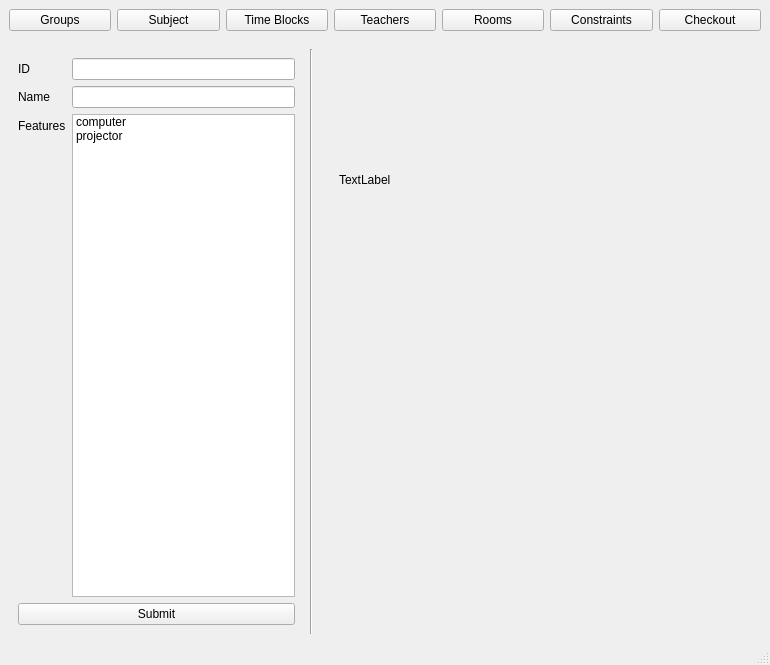
The window that client/workspace/app/mainwindow.ui (ddf172/Planner) describes before a commit, drawn with Qt 5.
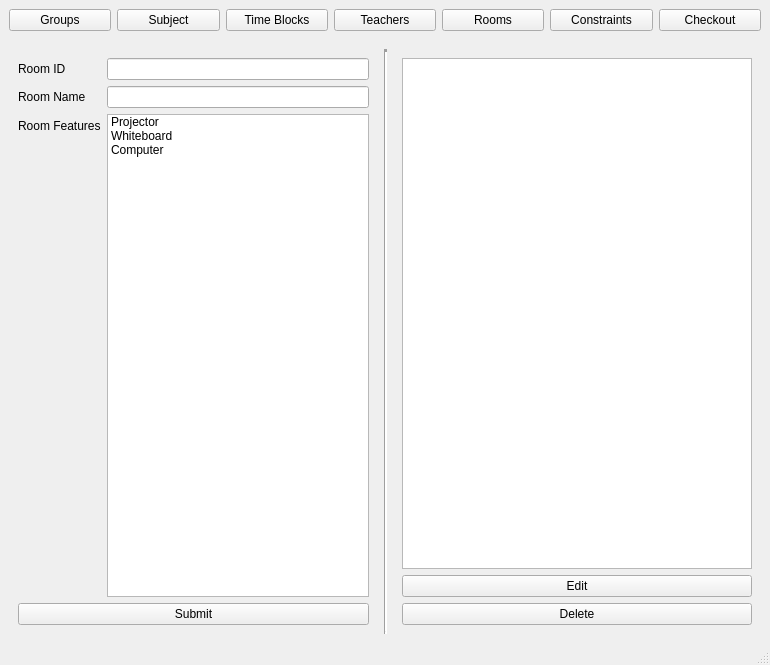
The same window after the commit. The open tabs and pages were chosen to show the change.

Commit message: add rooms preview

The edit to the form file:
```diff
--- a/client/workspace/app/mainwindow.ui
+++ b/client/workspace/app/mainwindow.ui
@@ -311,7 +311,7 @@
        </layout>
       </widget>
       <widget class="QWidget" name="roomsPage">
-       <layout class="QGridLayout" name="gridLayout" columnstretch="4,0,6">
+       <layout class="QGridLayout" name="gridLayoutRoomsPage">
         <item row="0" column="0">
          <widget class="QWidget" name="widgetRoomForm" native="true">
           <layout class="QVBoxLayout" name="verticalLayout_3">
@@ -320,50 +320,45 @@
              <item row="0" column="0">
               <widget class="QLabel" name="label">
                <property name="text">
-                <string>ID</string>
-               </property>
-              </widget>
-             </item>
-             <item row="1" column="0">
-              <widget class="QLabel" name="label_10">
-               <property name="text">
-                <string>Name</string>
-               </property>
-              </widget>
-             </item>
-             <item row="2" column="0">
-              <widget class="QLabel" name="label_11">
-               <property name="text">
-                <string>Features</string>
+                <string>Room ID</string>
                </property>
               </widget>
              </item>
              <item row="0" column="1">
-              <widget class="QLineEdit" name="lineEditRoomId">
-               <property name="clearButtonEnabled">
-                <bool>false</bool>
+              <widget class="QLineEdit" name="lineEditRoomId"/>
+             </item>
+             <item row="1" column="0">
+              <widget class="QLabel" name="labelRoomName">
+               <property name="text">
+                <string>Room Name</string>
                </property>
               </widget>
              </item>
              <item row="1" column="1">
               <widget class="QLineEdit" name="lineEditRoomName"/>
              </item>
+             <item row="2" column="0">
+              <widget class="QLabel" name="labelRoomFeatures">
+               <property name="text">
+                <string>Room Features</string>
+               </property>
+              </widget>
+             </item>
              <item row="2" column="1">
               <widget class="QListWidget" name="listWidgetRoomFeatures">
-               <property name="selectionMode">
-                <enum>QAbstractItemView::MultiSelection</enum>
-               </property>
-               <property name="sortingEnabled">
-                <bool>true</bool>
-               </property>
                <item>
                 <property name="text">
-                 <string>computer</string>
+                 <string>Projector</string>
                 </property>
                </item>
                <item>
                 <property name="text">
-                 <string>projector</string>
+                 <string>Whiteboard</string>
+                </property>
+               </item>
+               <item>
+                <property name="text">
+                 <string>Computer</string>
                 </property>
                </item>
               </widget>
@@ -381,7 +376,10 @@
          </widget>
         </item>
         <item row="0" column="1">
-         <widget class="Line" name="line_2">
+         <widget class="Line" name="lineRoomSeparator">
+          <property name="lineWidth">
+           <number>3</number>
+          </property>
           <property name="orientation">
            <enum>Qt::Vertical</enum>
           </property>
@@ -389,19 +387,25 @@
         </item>
         <item row="0" column="2">
          <widget class="QWidget" name="widgetRoomPreview" native="true">
-          <widget class="QLabel" name="labelRoomPrev">
-           <property name="geometry">
-            <rect>
-             <x>20</x>
-             <y>20</y>
-             <width>231</width>
-             <height>221</height>
-            </rect>
-           </property>
-           <property name="text">
-            <string>TextLabel</string>
-           </property>
-          </widget>
+          <layout class="QVBoxLayout" name="verticalLayoutRoomPreview">
+           <item>
+            <widget class="QListWidget" name="labelRoomPrev"/>
+           </item>
+           <item>
+            <widget class="QPushButton" name="btn_labelRoomPrevEdit">
+             <property name="text">
+              <string>Edit</string>
+             </property>
+            </widget>
+           </item>
+           <item>
+            <widget class="QPushButton" name="btn_labelRoomPrevDelete">
+             <property name="text">
+              <string>Delete</string>
+             </property>
+            </widget>
+           </item>
+          </layout>
          </widget>
         </item>
        </layout>
```
Left out of the diff: 6 changed lines with no effect on the pictures. The commit also changes 2 other files.
